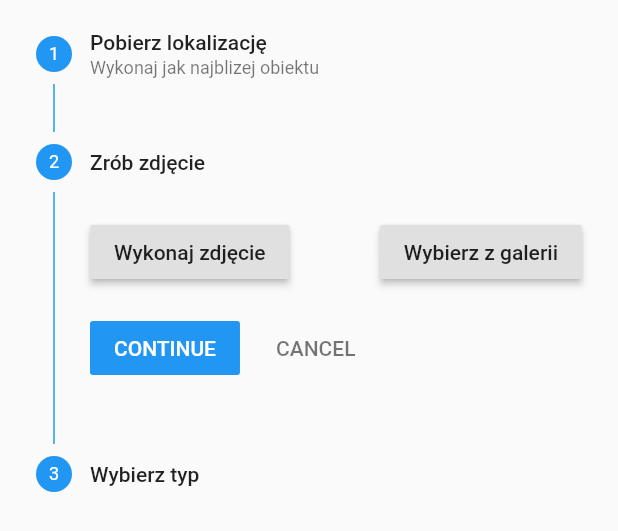
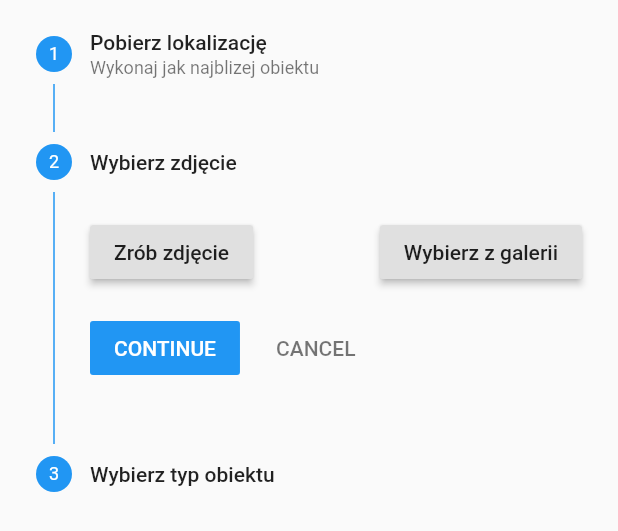
Before and after one commit to wspieramprzyrode/mobile, a Flutter app: the AddNewObjectContentMobile widget shown alone on an empty page, opened directly, after a tap on "CONTINUE", on a phone screen of 412 x 824 dp. Shown: the top 531 px of the screen. Run offline on Flutter 3.47's test engine with Material 2 defaults, Android fonts, the phone set to English and light mode, and no system bars; our stand-ins replace dio, flutter_map, flutter_secure_storage, font_awesome_flutter, geolocator, get_it and 6 more; missing offline and left inert: app_settings, dart:ffi, flutter_driver, flutter_map_marker_cluster; accounts and stored records are empty; network calls fail.

Commit message:
add new strings

```diff
--- a/lib/i18n/localization.dart
+++ b/lib/i18n/localization.dart
@@ -6,4 +6,9 @@ class AppLocalization {
   static String get birdsMap => 'Mapa';
   static String get birdsAddObject => 'Dodaj budkę';
   static String get settings => 'Ustawienia';
+  static String get choicePhoto => 'Wybierz zdjęcie';
+  static String get takePhoto => 'Zrób zdjęcie';
+  static String get photoFromGallery => 'Wybierz z galerii';
+  static String get choiceObjectCategory => 'Wybierz typ obiektu';
+  static String get fetchLocation => 'Pobierz lokalizację';
 }
--- a/lib/views/add_new_object/add_new_object_content_mobile.dart
+++ b/lib/views/add_new_object/add_new_object_content_mobile.dart
@@ -4,6 +4,7 @@ import 'package:flutter/material.dart';
 import 'package:geolocator/geolocator.dart';
 import 'package:image_picker/image_picker.dart';
 import 'package:provider/provider.dart';
+import 'package:wspieramprzyrode/i18n/localization.dart';
 import 'package:wspieramprzyrode/services/geolocation_service.dart';
 import 'package:wspieramprzyrode/widgets/category_dropdown/category_dropdown.dart';
 
@@ -15,11 +16,12 @@ class AddNewObjectContentMobile extends StatefulWidget {
 }
 
 class _AddNewObjectContentMobileState extends State<AddNewObjectContentMobile> {
+  GeolocationService geolocation;
   int currStep = 0;
   static var _focusNode = new FocusNode();
   GlobalKey<FormState> _formKey = new GlobalKey<FormState>();
   File _image;
-  GeolocationService geolocation;
+
   final picker = ImagePicker();
 
   Future getImage() async {
@@ -42,7 +44,6 @@ class _AddNewObjectContentMobileState extends State<AddNewObjectContentMobile> {
     setState(() {
       userLocation = position;
     });
-    print(userLocation);
   }
 
   @override
@@ -65,34 +66,34 @@ class _AddNewObjectContentMobileState extends State<AddNewObjectContentMobile> {
     geolocation = Provider.of<GeolocationService>(context);
     List<Step> steps = [
       new Step(
-          title: const Text('Pobierz lokalizację'),
-          subtitle: const Text('Wykonaj jak najblizej obiektu'),
+          title: Text(AppLocalization.fetchLocation),
+          subtitle: Text('Wykonaj jak najblizej obiektu'),
           isActive: true,
           //state: StepState.editing,
           state: StepState.indexed,
           content: new RaisedButton(
-            child: new Text("Pobierz"),
+            child: Text("Pobierz"),
             onPressed: _getLocation,
           )),
       new Step(
-          title: const Text('Zrób zdjęcie'),
+          title: Text(AppLocalization.choicePhoto),
           isActive: true,
           state: StepState.indexed,
           content: Row(
             children: [
               RaisedButton(
-                child: new Text("Wykonaj zdjęcie"),
+                child: Text(AppLocalization.takePhoto),
                 onPressed: takeImage,
               ),
                Spacer(),
               RaisedButton(
-                child: new Text("Wybierz z galerii"),
+                child: Text(AppLocalization.photoFromGallery),
                 onPressed: getImage,
               )
             ],
           )),
       new Step(
-          title: const Text('Wybierz typ'),
+          title: Text(AppLocalization.choiceObjectCategory),
           isActive: true,
           state: StepState.indexed,
           content: CategoryDropdown()),////
--- a/lib/widgets/category_dropdown/category_dropdown.dart
+++ b/lib/widgets/category_dropdown/category_dropdown.dart
@@ -22,7 +22,6 @@ class _CategoryDropdownState extends State<CategoryDropdown> {
               return DropdownButton(
                 icon: Icon(Icons.arrow_downward),
                 iconSize: 24,
-                //  elevation: 16,
                 underline: Container(
                   height: 2,
                 ),
```
